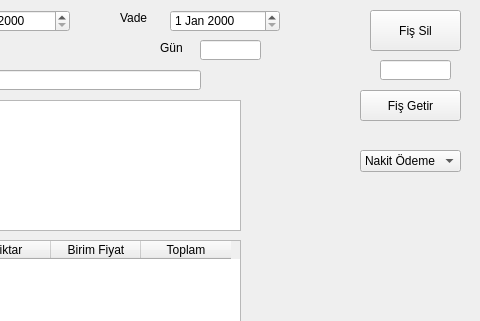
First picture: the form in fatura.ui, repository nerdogan/nenra, before the edit; both pictures show x 410 to 890 and y 0 to 321 of the 890 by 625 pixel window.
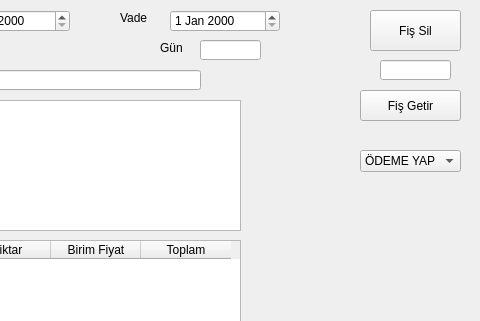
Second picture: the form after the edit. Icons and pictures are not drawn.

```diff
--- a/fatura.ui
+++ b/fatura.ui
@@ -427,6 +427,11 @@
      <height>22</height>
     </rect>
    </property>
+   <item>
+    <property name="text">
+     <string>ÖDEME YAP</string>
+    </property>
+   </item>
    <item>
     <property name="text">
      <string>Nakit Ödeme</string>
```
